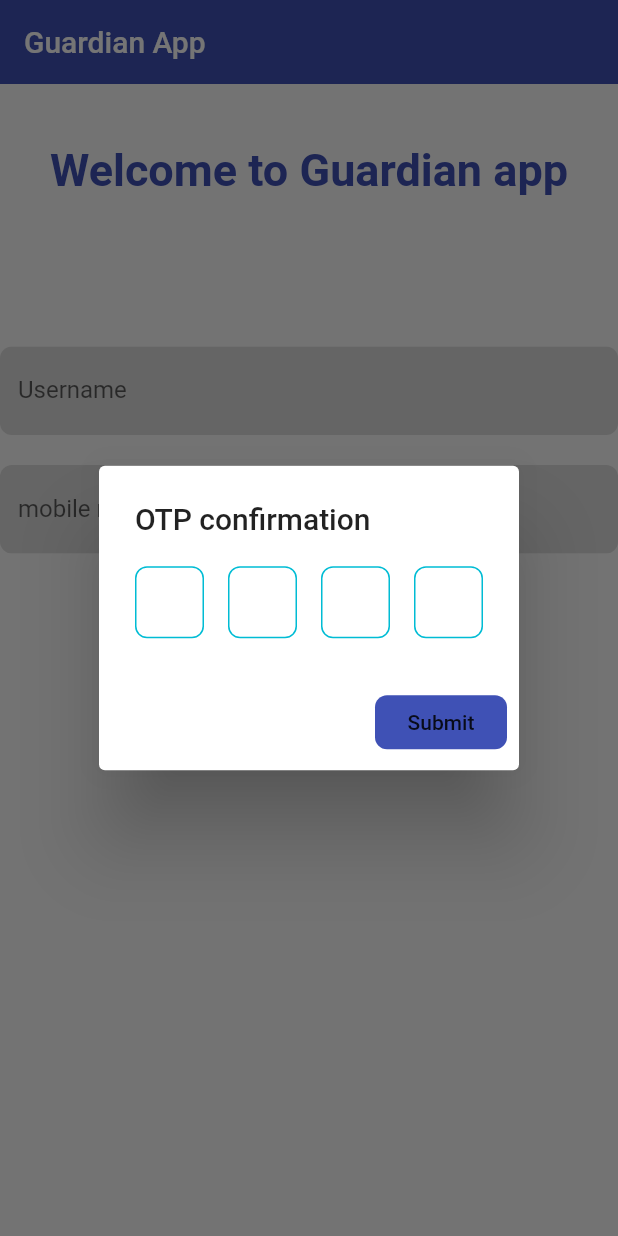
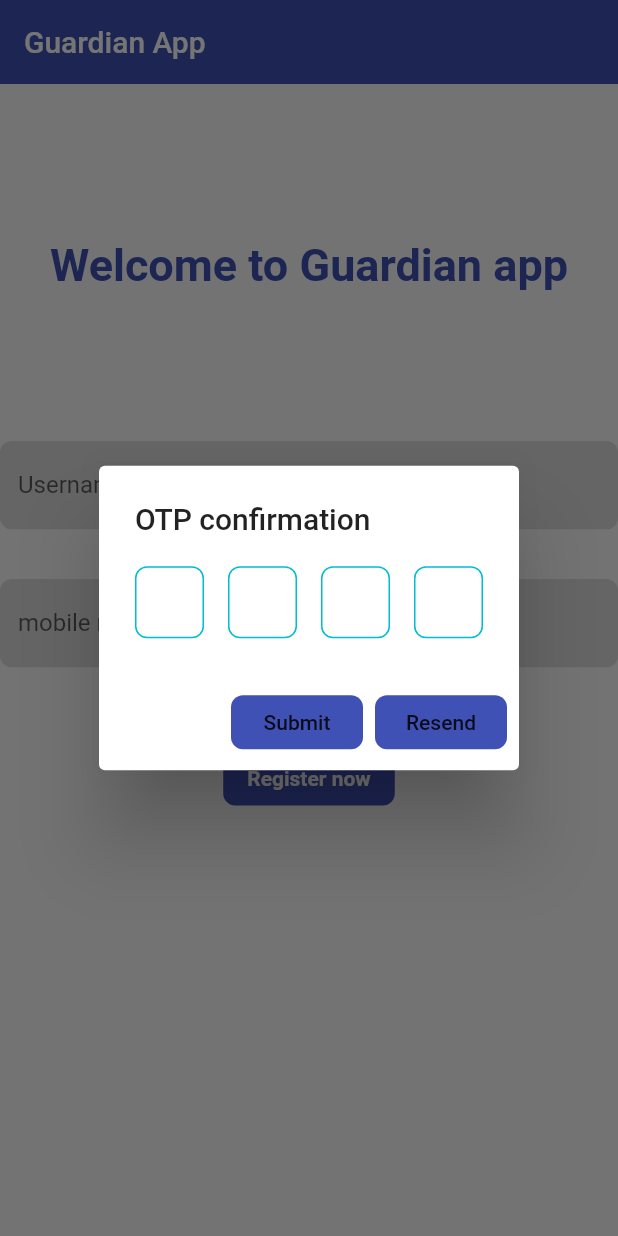
Before and after one commit to chamodi08jaya/Guardian-App, a Flutter app: the screen it shows after launch, after a tap on "Register now", on a phone screen of 412 x 824 dp. Run offline on Flutter 3.47's test engine with Material 2 defaults, Android fonts, the phone set to English and light mode, and no system bars; drawn by our look-alikes of pin_input_text_field; Roboto replaces fonts that are missing (RobotoMono).

Commit message:
Search device screen

```diff
--- a/flutter_app/lib/Screens/main_screen.dart
+++ b/flutter_app/lib/Screens/main_screen.dart
@@ -1,4 +1,5 @@
 import 'package:flutter/material.dart';
+import 'package:flutter_app/Screens/search_device.dart';
 import 'package:flutter_app/Widgets/label_text_form_field.dart';
 import 'package:pin_input_text_field/pin_input_text_field.dart';
 
@@ -16,7 +17,7 @@ class _MainScreenState extends State<MainScreen> {
     );
   }
 
-  Widget _otpLogin(){
+  Widget _otpLogin() {
     return AlertDialog(
       title: Text("OTP confirmation"),
       content: SingleChildScrollView(
@@ -40,7 +41,23 @@ class _MainScreenState extends State<MainScreen> {
           shape: RoundedRectangleBorder(
             borderRadius: BorderRadius.circular(8),
           ),
-          onPressed: (){},
+          onPressed: () {
+            Navigator.pushReplacement(context, MaterialPageRoute(
+              builder: (context)=>SearchDevice()
+            ));
+          },
+        ),
+         FlatButton(
+          child: Text("Resend"),
+          color: Colors.indigo,
+          shape: RoundedRectangleBorder(
+            borderRadius: BorderRadius.circular(8),
+          ),
+          onPressed: () {
+            Navigator.pushReplacement(context, MaterialPageRoute(
+              builder: (context)=>SearchDevice()
+            ));
+          },
         )
       ],
     );
@@ -54,7 +71,7 @@ class _MainScreenState extends State<MainScreen> {
           backgroundColor: Colors.indigo,
           elevation: 0,
         ),
-        SizedBox(height: 40),
+        SizedBox(height: MediaQuery.of(context).size.height/8),
         Text(
           "Welcome to Guardian app",
           style: TextStyle(
@@ -71,7 +88,7 @@ class _MainScreenState extends State<MainScreen> {
           labelText: "Username",
         ),
         SizedBox(
-          height: 20,
+          height: MediaQuery.of(context).size.height/25,
         ),
         LabelTextField(
           hintText: "Enter mobile number",
@@ -91,10 +108,9 @@ class _MainScreenState extends State<MainScreen> {
             onPressed: () {
               showDialog(
                   context: context,
-                builder: (BuildContext context){
+                  builder: (BuildContext context) {
                     return _otpLogin();
-                }
-              );
+                  });
             },
             color: Colors.indigo,
             shape:
```
Also changed, not shown: flutter_app/lib/Screens/search_device.dart (added, +85 -0 lines). Lines whose indentation alone changed are shown as unchanged.
